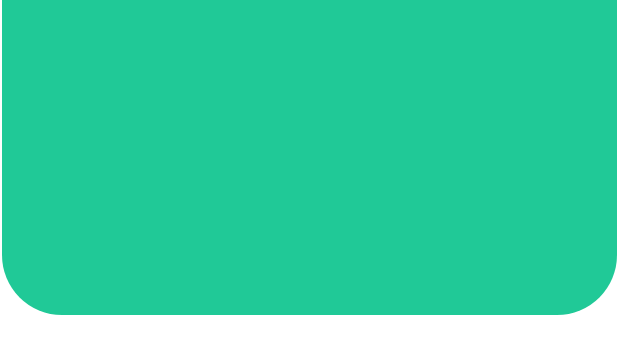
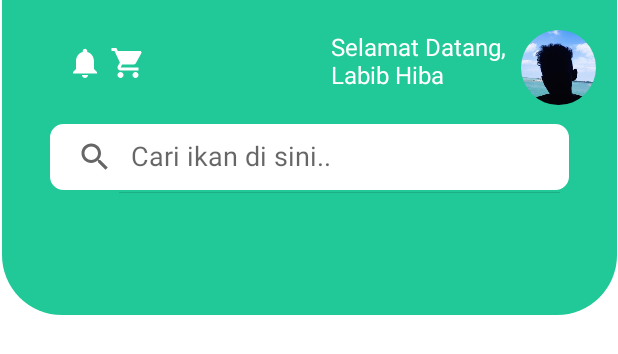
Before and after one commit to lalabib/I-Can, an Android app: the layout fragment_home.xml on its own in the app's theme, with its tools: preview values and no code run, on a phone screen of 412 x 824 dp. Shown: the top 354 px of the screen. Run offline under Robolectric (Android 15) with nearby library versions, the phone set to English and light mode, and no system bars.

Commit message:
fragment_home: include content_home make a custom searchview, adding some resources for drawable adding resources for strings, initial layout content_home and included to fragment_home

```diff
--- a/app/build.gradle
+++ b/app/build.gradle
@@ -47,4 +47,7 @@ dependencies {
     testImplementation 'junit:junit:4.13.2'
     androidTestImplementation 'androidx.test.ext:junit:1.1.3'
     androidTestImplementation 'androidx.test.espresso:espresso-core:3.4.0'
+
+    // Circle imageview
+    implementation 'de.hdodenhof:circleimageview:3.1.0'
 }
--- /dev/null
+++ b/app/src/main/res/drawable/custom_searchview.xml
@@ -0,0 +1,10 @@
+<?xml version="1.0" encoding="utf-8"?>
+<shape xmlns:android="http://schemas.android.com/apk/res/android"
+    android:shape="rectangle">
+    <solid android:color="@color/white"/>
+    <corners
+        android:radius="10dp" />
+    <stroke
+        android:color="#20c997"
+        android:width="2dp"/>
+</shape>
--- /dev/null
+++ b/app/src/main/res/drawable/ic_cart.xml
@@ -0,0 +1,5 @@
+<vector android:height="24dp" android:tint="#FFFFFF"
+    android:viewportHeight="24" android:viewportWidth="24"
+    android:width="24dp" xmlns:android="http://schemas.android.com/apk/res/android">
+    <path android:fillColor="@android:color/white" android:pathData="M7,18c-1.1,0 -1.99,0.9 -1.99,2S5.9,22 7,22s2,-0.9 2,-2 -0.9,-2 -2,-2zM1,2v2h2l3.6,7.59 -1.35,2.45c-0.16,0.28 -0.25,0.61 -0.25,0.96 0,1.1 0.9,2 2,2h12v-2L7.42,15c-0.14,0 -0.25,-0.11 -0.25,-0.25l0.03,-0.12 0.9,-1.63h7.45c0.75,0 1.41,-0.41 1.75,-1.03l3.58,-6.49c0.08,-0.14 0.12,-0.31 0.12,-0.48 0,-0.55 -0.45,-1 -1,-1L5.21,4l-0.94,-2L1,2zM17,18c-1.1,0 -1.99,0.9 -1.99,2s0.89,2 1.99,2 2,-0.9 2,-2 -0.9,-2 -2,-2z"/>
+</vector>
--- /dev/null
+++ b/app/src/main/res/drawable/ic_notifications.xml
@@ -0,0 +1,5 @@
+<vector android:height="24dp" android:tint="#FFFFFF"
+    android:viewportHeight="24" android:viewportWidth="24"
+    android:width="24dp" xmlns:android="http://schemas.android.com/apk/res/android">
+    <path android:fillColor="@android:color/white" android:pathData="M12,22c1.1,0 2,-0.9 2,-2h-4c0,1.1 0.89,2 2,2zM18,16v-5c0,-3.07 -1.64,-5.64 -4.5,-6.32L13.5,4c0,-0.83 -0.67,-1.5 -1.5,-1.5s-1.5,0.67 -1.5,1.5v0.68C7.63,5.36 6,7.92 6,11v5l-2,2v1h16v-1l-2,-2z"/>
+</vector>
--- /dev/null
+++ b/app/src/main/res/layout/content_home.xml
@@ -0,0 +1,71 @@
+<?xml version="1.0" encoding="utf-8"?>
+<androidx.constraintlayout.widget.ConstraintLayout xmlns:android="http://schemas.android.com/apk/res/android"
+    xmlns:app="http://schemas.android.com/apk/res-auto"
+    xmlns:tools="http://schemas.android.com/tools"
+    android:layout_width="match_parent"
+    android:layout_height="match_parent"
+    tools:showIn="@layout/fragment_home">
+
+    <ImageButton
+        android:id="@+id/ic_notif"
+        android:layout_width="44dp"
+        android:layout_height="44dp"
+        android:background="@null"
+        android:layout_marginTop="20dp"
+        android:src="@drawable/ic_notifications"
+        app:layout_constraintEnd_toEndOf="@id/ic_cart"
+        app:layout_constraintStart_toStartOf="@id/search_view"
+        app:layout_constraintHorizontal_bias="0.1"
+        app:layout_constraintTop_toTopOf="parent"
+        tools:ignore="ContentDescription" />
+
+    <ImageButton
+        android:id="@+id/ic_cart"
+        android:layout_width="44dp"
+        android:layout_height="44dp"
+        android:background="@null"
+        android:layout_marginTop="20dp"
+        android:src="@drawable/ic_cart"
+        app:layout_constraintEnd_toEndOf="@id/tv_greeting"
+        app:layout_constraintStart_toStartOf="@id/ic_notif"
+        app:layout_constraintHorizontal_bias="0.11"
+        app:layout_constraintTop_toTopOf="parent"
+        tools:ignore="ContentDescription" />
+
+    <TextView
+        android:id="@+id/tv_greeting"
+        android:layout_width="wrap_content"
+        android:layout_height="wrap_content"
+        android:layout_marginTop="20dp"
+        android:text="@string/greeting"
+        android:textColor="@color/white"
+        android:textSize="16sp"
+        app:layout_constraintEnd_toStartOf="@id/iv_avatar"
+        app:layout_constraintHorizontal_bias="0.95"
+        app:layout_constraintStart_toEndOf="@id/ic_cart"
+        app:layout_constraintTop_toTopOf="parent" />
+
+    <de.hdodenhof.circleimageview.CircleImageView
+        android:id="@+id/iv_avatar"
+        android:layout_width="50dp"
+        android:layout_height="50dp"
+        android:layout_marginTop="20dp"
+        android:src="@drawable/avatar"
+        app:layout_constraintEnd_toEndOf="parent"
+        app:layout_constraintStart_toStartOf="parent"
+        app:layout_constraintHorizontal_bias="0.96"
+        app:layout_constraintTop_toTopOf="parent" />
+
+    <SearchView
+        android:id="@+id/search_view"
+        android:layout_width="350dp"
+        android:layout_height="wrap_content"
+        android:layout_marginTop="20dp"
+        android:background="@drawable/custom_searchview"
+        android:iconifiedByDefault="false"
+        android:queryHint="Cari ikan di sini.."
+        app:layout_constraintEnd_toEndOf="parent"
+        app:layout_constraintStart_toStartOf="parent"
+        app:layout_constraintTop_toBottomOf="@id/tv_greeting" />
+
+</androidx.constraintlayout.widget.ConstraintLayout>
--- a/app/src/main/res/layout/fragment_home.xml
+++ b/app/src/main/res/layout/fragment_home.xml
@@ -15,4 +15,8 @@
         app:layout_constraintStart_toStartOf="parent"
         app:layout_constraintTop_toTopOf="parent" />
 
+    <include
+        android:id="@+id/content_home"
+        layout="@layout/content_home" />
+
 </androidx.constraintlayout.widget.ConstraintLayout>
--- a/app/src/main/res/values/strings.xml
+++ b/app/src/main/res/values/strings.xml
@@ -3,4 +3,13 @@
     <string name="title_home">Home</string>
     <string name="title_dashboard">Ikan</string>
     <string name="title_notifications">Profile</string>
+
+    <string name="greeting">Selamat Datang, \nLabib Hiba</string>
+    <string name="best_seller">Penjualan Terbaik Minggu ini</string>
+    <string name="dashboard">Dashboard</string>
+    <string name="location">Wilayah Ikan</string>
+    <string name="fish_name">Nama Ikan</string>
+    <string name="price">30000</string>
+    <string name="weight">15</string>
+    <string name="kg">kg</string>
 </resources>
--- a/settings.gradle
+++ b/settings.gradle
@@ -10,6 +10,7 @@ dependencyResolutionManagement {
     repositories {
         google()
         mavenCentral()
+        maven { url 'https://jitpack.io' } // add for adding dependency from github
     }
 }
 rootProject.name = "ICan"
```
Also changed, not shown: app/src/main/res/drawable/avatar.jpg (added).
